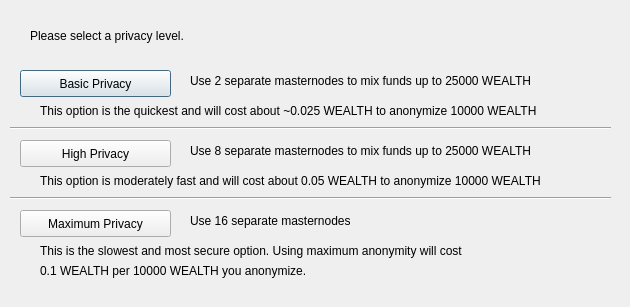
This is src/qt/forms/obfuscationconfig.ui in wealth-coin/TenUp as Qt 5 draws it before an edit. The edited form follows.
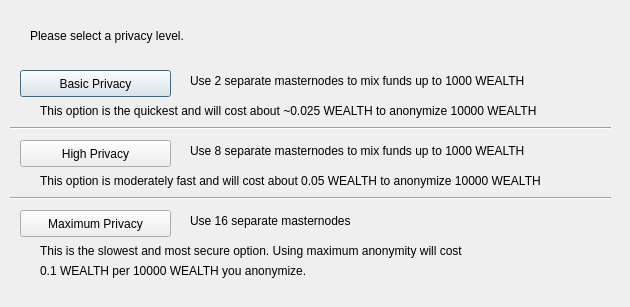
This is the edited form.

What changed in the file:
```diff
--- a/src/qt/forms/obfuscationconfig.ui
+++ b/src/qt/forms/obfuscationconfig.ui
@@ -75,7 +75,7 @@
     </rect>
    </property>
    <property name="text">
-    <string>Use 2 separate masternodes to mix funds up to 25000 WEALTH</string>
+    <string>Use 2 separate masternodes to mix funds up to 1000 WEALTH</string>
    </property>
   </widget>
   <widget class="QLabel" name="label_3">
@@ -88,7 +88,7 @@
     </rect>
    </property>
    <property name="text">
-    <string>Use 8 separate masternodes to mix funds up to 25000 WEALTH</string>
+    <string>Use 8 separate masternodes to mix funds up to 1000 WEALTH</string>
    </property>
   </widget>
   <widget class="QLabel" name="label_4">
```
